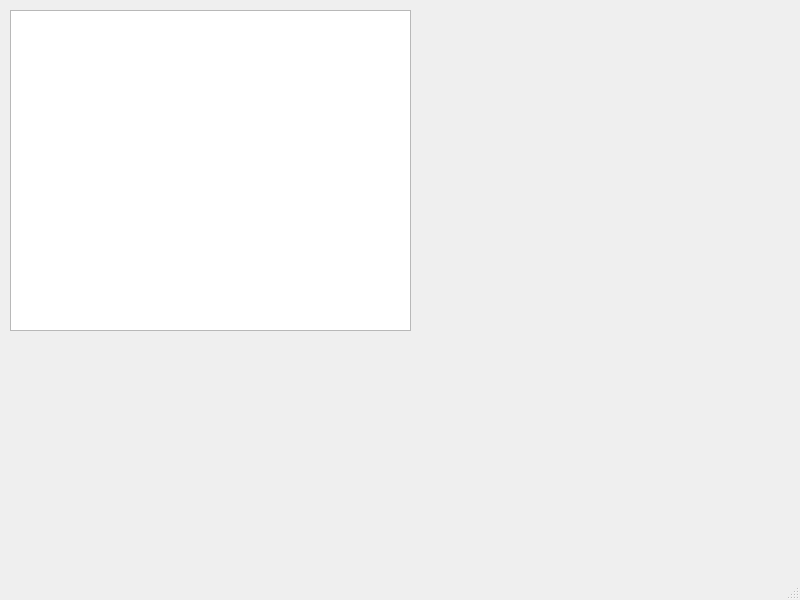
Above: posprogram/ggraph.ui from tigero456/Qt_posprogram before the change. Below: the same form after it.
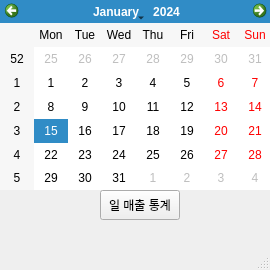
That is the form after the change.

```diff
--- a/posprogram/ggraph.ui
+++ b/posprogram/ggraph.ui
@@ -6,24 +6,37 @@
    <rect>
     <x>0</x>
     <y>0</y>
-    <width>800</width>
-    <height>600</height>
+    <width>270</width>
+    <height>270</height>
    </rect>
   </property>
   <property name="windowTitle">
    <string>MainWindow</string>
   </property>
   <widget class="QWidget" name="centralwidget">
-   <widget class="QTableWidget" name="tableWidget">
+   <widget class="QCalendarWidget" name="calendarWidget">
     <property name="geometry">
      <rect>
-      <x>10</x>
-      <y>10</y>
-      <width>401</width>
-      <height>321</height>
+      <x>0</x>
+      <y>0</y>
+      <width>272</width>
+      <height>190</height>
      </rect>
     </property>
    </widget>
+   <widget class="QPushButton" name="pushButton_2">
+    <property name="geometry">
+     <rect>
+      <x>100</x>
+      <y>190</y>
+      <width>80</width>
+      <height>30</height>
+     </rect>
+    </property>
+    <property name="text">
+     <string>일 매출 통계</string>
+    </property>
+   </widget>
   </widget>
   <widget class="QMenuBar" name="menubar">
    <property name="geometry">
```
Left out of the diff: 2 changed lines with no effect on the pictures.
